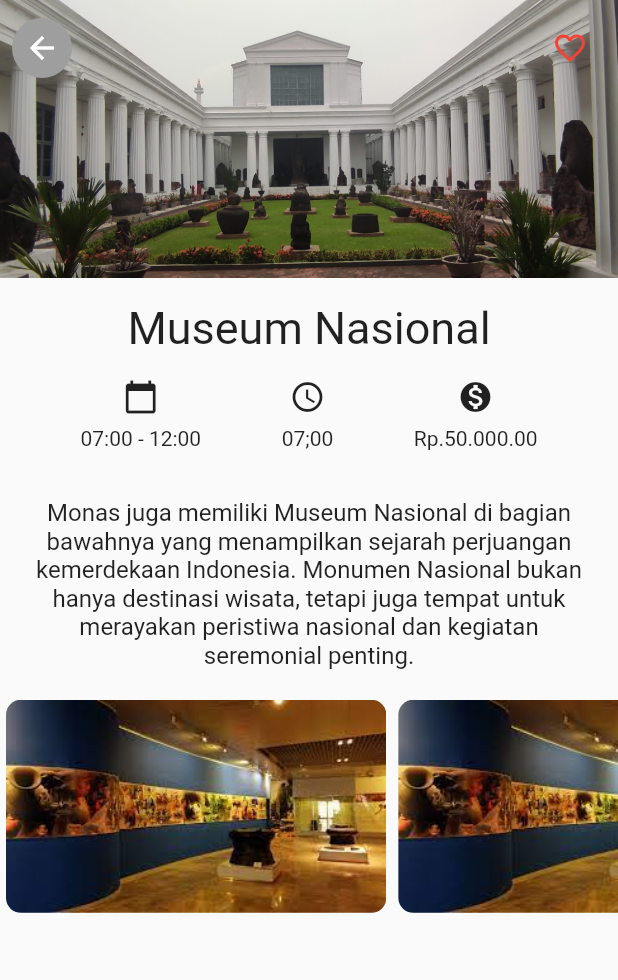
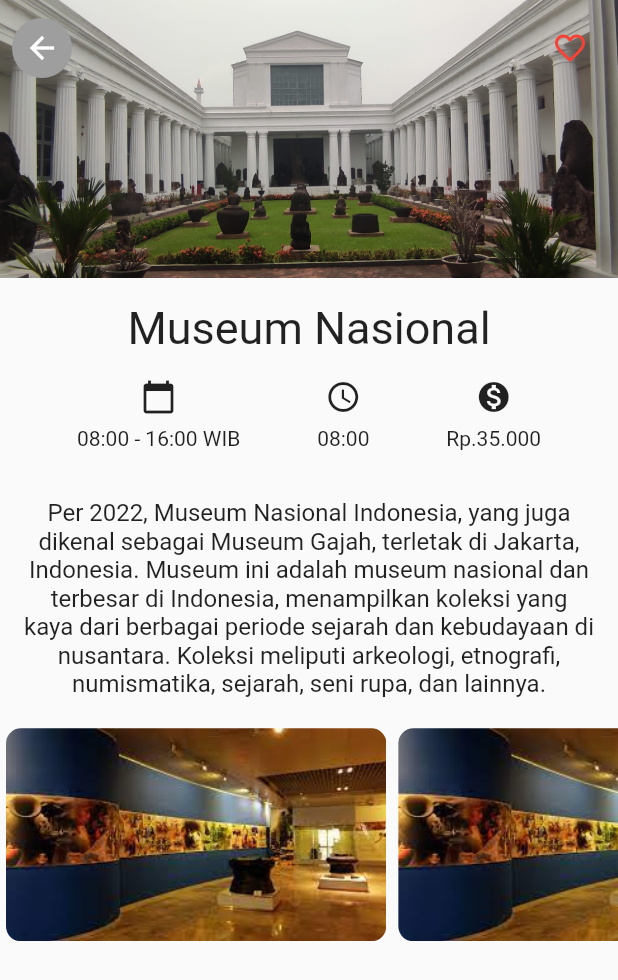
Before and after one commit to MickyPutraVieddy/AplikasiWisata, a Flutter app: the ScreenNasional screen opened by its route, on a phone screen of 412 x 824 dp. Shown: the top 980 px of the screen. Run offline on Flutter 3.47's test engine with Material 2 defaults, Android fonts, the phone set to English and light mode, and no system bars; our stand-ins replace get; Roboto replaces fonts that are missing (Oxygen, Staatliches).

Commit message:
menambahkan Deskripsi lengkap museum

```diff
--- a/lib/screen/listmuseum/kebangkitanN.dart
+++ b/lib/screen/listmuseum/kebangkitanN.dart
@@ -11,13 +11,13 @@
       'lib/models/gambar/kebangkitanN/kebangkitanDalem.jpg',
     ],
     Image: 'lib/models/gambar/kebangkitanN/kebangkitanLuar.jpg',
-    Tanggal: '08:00 - 10:00',
+    Tanggal: 'Open Everyday',
     place: "Museum Kebangkitan Nasional",
-    open: "07:00 - 12:00",
-    opentime: "07;00",
-    ticketPrice: "Rp.50.000.00",
+    open: "08:00 - 16:00",
+    opentime: "07:00",
+    ticketPrice: "Rp.15.000",
     Description:
-        "Monas juga memiliki Museum Nasional di bagian bawahnya yang menampilkan sejarah perjuangan kemerdekaan Indonesia. Monumen Nasional bukan hanya destinasi wisata, tetapi juga tempat untuk merayakan peristiwa nasional dan kegiatan seremonial penting.");
+        "Muuseum Kebangkitan Nasional merupakan Koleksi museum mencakup artefak, foto, dan dokumentasi yang berkaitan dengan peristiwa-peristiwa penting dalam sejarah perjuangan kemerdekaan Indonesia. Beberapa di antaranya mungkin berkaitan dengan peran Soekarno, proklamator kemerdekaan Indonesia, dan tokoh-tokoh lain dalam memimpin perjuangan nasional.");
 
 class ScreenKebangkitan extends StatefulWidget {
   @override
--- a/lib/screen/listmuseum/monas.dart
+++ b/lib/screen/listmuseum/monas.dart
@@ -11,11 +11,11 @@
       'lib/models/gambar/monas/monas2.jpg',
     ],
     Image: 'lib/models/gambar/monas/monasluar.jpg',
-    Tanggal: '08:00 - 10:00',
+    Tanggal: 'Open Everyday',
     place: "Monas",
-    open: "07:00 - 12:00",
-    opentime: "07;00",
-    ticketPrice: "Rp.50.000.00",
+    open: "06:00 - 18:00",
+    opentime: "08:00",
+    ticketPrice: "Rp.15.000",
     Description:
         "Monas juga memiliki Museum Nasional di bagian bawahnya yang menampilkan sejarah perjuangan kemerdekaan Indonesia. Monumen Nasional bukan hanya destinasi wisata, tetapi juga tempat untuk merayakan peristiwa nasional dan kegiatan seremonial penting.");
 
--- a/lib/screen/listmuseum/museumfatahillah.dart
+++ b/lib/screen/listmuseum/museumfatahillah.dart
@@ -11,13 +11,13 @@
       'lib/models/gambar/fatahillah/fatahillahDalem.jpg',
     ],
     Image: 'lib/models/gambar/fatahillah/fatahillahLuar.jpg',
-    Tanggal: '08:00 - 10:00',
+    Tanggal: 'Open Everyday',
     place: "Museum Fatahillah",
-    open: "07:00 - 12:00",
-    opentime: "07;00",
-    ticketPrice: "Rp.50.000.00",
+    open: "08:00 - 15:00 WIB",
+    opentime: "08:00",
+    ticketPrice: "Rp.5.000",
     Description:
-        "Monas juga memiliki Museum Nasional di bagian bawahnya yang menampilkan sejarah perjuangan kemerdekaan Indonesia. Monumen Nasional bukan hanya destinasi wisata, tetapi juga tempat untuk merayakan peristiwa nasional dan kegiatan seremonial penting.");
+        "Museum Fatahillah, juga dikenal sebagai Museum Sejarah Jakarta, terletak di Kota Tua, Jakarta, Indonesia. Bangunan tersebut merupakan bekas Balai Kota Batavia yang dibangun pada abad ke-18. Museum ini menyajikan koleksi artefak sejarah yang mencakup masa kolonial Belanda hingga masa kemerdekaan Indonesia. Koleksinya mencakup peralatan rumah tangga, pakaian tradisional, senjata, dan berbagai benda bersejarah lainnya. ");
 
 class Screenfatahillah extends StatefulWidget {
   @override
--- a/lib/screen/listmuseum/museumnasional.dart
+++ b/lib/screen/listmuseum/museumnasional.dart
@@ -11,15 +11,20 @@
       'lib/models/gambar/nasional/nasionalDalem.jpeg',
     ],
     Image: 'lib/models/gambar/nasional/NasionalLuar.jpg',
-    Tanggal: '08:00 - 10:00',
+    Tanggal: 'Open Everyday',
     place: "Museum Nasional",
-    open: "07:00 - 12:00",
-    opentime: "07;00",
-    ticketPrice: "Rp.50.000.00",
+    open: "08:00 - 16:00 WIB",
+    opentime: "08:00",
+    ticketPrice: "Rp.35.000",
     Description:
-        "Monas juga memiliki Museum Nasional di bagian bawahnya yang menampilkan sejarah perjuangan kemerdekaan Indonesia. Monumen Nasional bukan hanya destinasi wisata, tetapi juga tempat untuk merayakan peristiwa nasional dan kegiatan seremonial penting.");
+        "Per 2022, Museum Nasional Indonesia, yang juga dikenal sebagai Museum Gajah, terletak di Jakarta, Indonesia. Museum ini adalah museum nasional dan terbesar di Indonesia, menampilkan koleksi yang kaya dari berbagai periode sejarah dan kebudayaan di nusantara. Koleksi meliputi arkeologi, etnografi, numismatika, sejarah, seni rupa, dan lainnya.");
 
-class ScreenNasional extends StatelessWidget {
+class ScreenNasional extends StatefulWidget {
+  @override
+  State<ScreenNasional> createState() => _ScreenNasionalState();
+}
+
+class _ScreenNasionalState extends State<ScreenNasional> {
   @override
   Widget build(BuildContext context) {
     return Scaffold(
--- a/lib/screen/listmuseum/prasasti.dart
+++ b/lib/screen/listmuseum/prasasti.dart
@@ -11,13 +11,13 @@
       'lib/models/gambar/prasasti/prasastiLuar.jpeg',
     ],
     Image: 'lib/models/gambar/prasasti/prasastiDalem.jpg',
-    Tanggal: '08:00 - 10:00',
+    Tanggal: 'Open Everyday',
     place: "Museum Prasasti",
-    open: "07:00 - 12:00",
-    opentime: "07;00",
-    ticketPrice: "Rp.50.000.00",
+    open: "09:00 - 15:00",
+    opentime: "09:00",
+    ticketPrice: "Rp.5.000",
     Description:
-        "Monas juga memiliki Museum Nasional di bagian bawahnya yang menampilkan sejarah perjuangan kemerdekaan Indonesia. Monumen Nasional bukan hanya destinasi wisata, tetapi juga tempat untuk merayakan peristiwa nasional dan kegiatan seremonial penting.");
+        "Museum Prasasti terletak di Jakarta, Indonesia, dan dikenal sebagai tempat penyimpanan prasasti dan artefak sejarah lainnya. Museum ini terletak di kompleks Taman Prasasti, yang dulunya merupakan pemakaman Belanda pada abad ke-18 dan kemudian dijadikan museum pada tahun 1975. Koleksi Museum Prasasti mencakup prasasti-prasasti kuno, batu nisan, dan artefak sejarah lainnya yang mencerminkan berbagai periode sejarah di Indonesia. Prasasti-prasasti ini memberikan informasi berharga tentang kehidupan sosial dan budaya masyarakat pada masa lalu. ");
 
 class Screenprasasti extends StatefulWidget {
   @override
```
